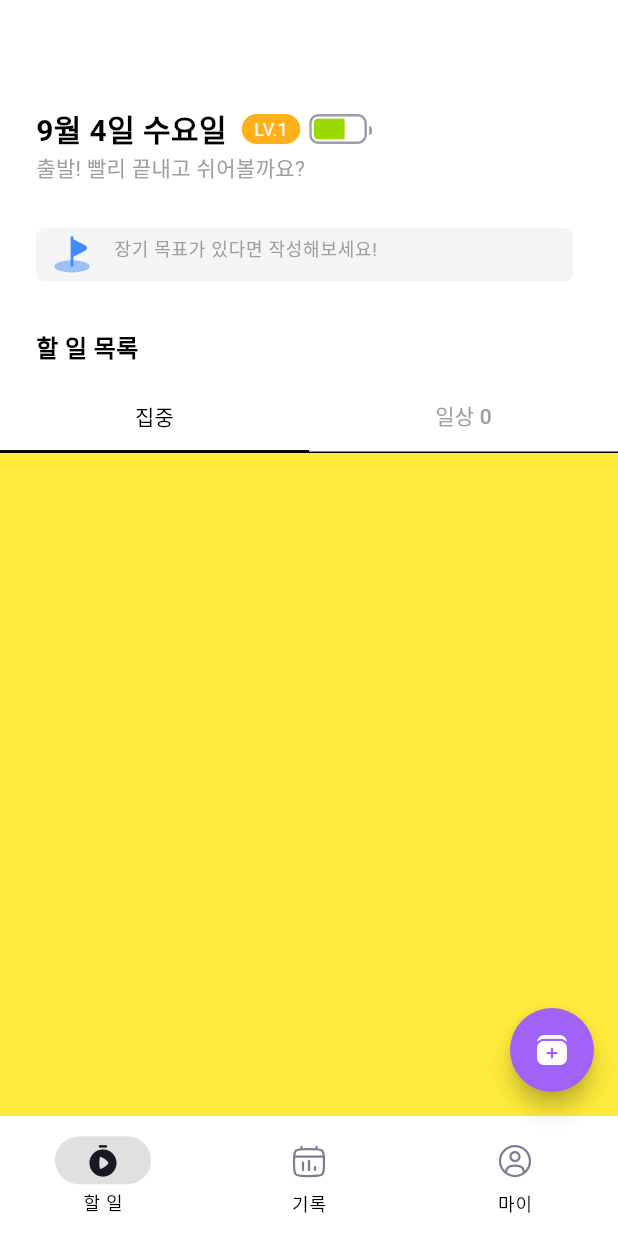
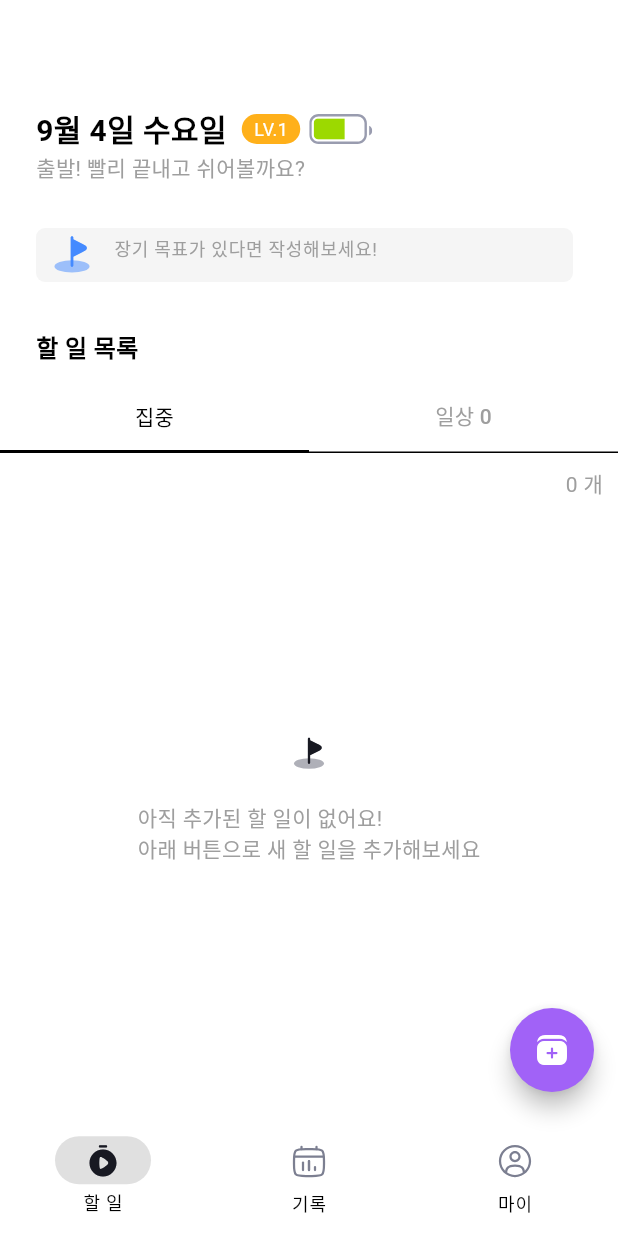
Before and after one commit to seongukHEO/StarryWaveScreen, a Flutter app: the screen it shows after launch, on a phone screen of 412 x 824 dp. Run offline on Flutter 3.47's test engine with Material 3 defaults, Android fonts, the phone set to English and light mode, and no system bars; our stand-ins replace flutter_riverpod, flutter_svg.

Commit message:
feat : 집중 화면 구현

```diff
--- a/lib/widget/dowork/focus_widget.dart
+++ b/lib/widget/dowork/focus_widget.dart
@@ -1,5 +1,6 @@
 import 'package:flutter/cupertino.dart';
 import 'package:flutter/material.dart';
+import 'package:flutter_svg/flutter_svg.dart';
 
 class FocusWidget extends StatelessWidget {
   const FocusWidget({super.key});
@@ -8,8 +9,26 @@ class FocusWidget extends StatelessWidget {
   Widget build(BuildContext context) {
     return Scaffold(
       body: Container(
-        color: Colors.yellow,
-      ),
+        padding: EdgeInsets.all(10),
+        child: Column(
+          children: [
+            Align(
+              alignment: Alignment.topRight,
+              child: Text('0 개', style: TextStyle(color: Colors.grey),),
+            ),
+            Expanded(
+                child: Column(
+                  mainAxisAlignment: MainAxisAlignment.center,
+                  children: [
+                    SvgPicture.asset('assets/icon/outlined/goal.svg'),
+                    SizedBox(height: 20,),
+                    Text("아직 추가된 할 일이 없어요!\n아래 버튼으로 새 할 일을 추가해보세요", style: TextStyle(color: Colors.grey),)
+                  ],
+                )
+            )
+          ],
+        ),
+      )
     );
   }
 }
```
